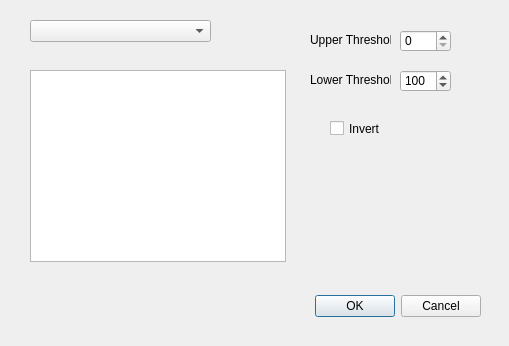
YantraVision/MV-Application-Spyder, file ui/threshold.ui: the form before one commit.
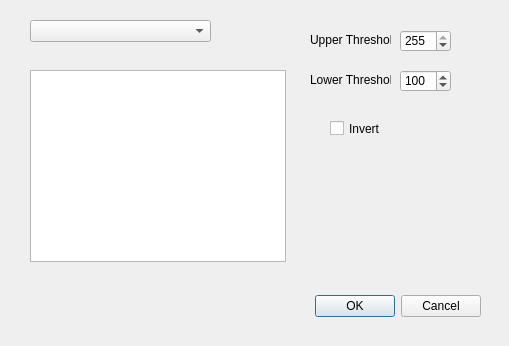
The form after the commit.

Commit message: Threshold Window - Set Default Value of Lower & Upper Threshold

```diff
--- a/ui/threshold.ui
+++ b/ui/threshold.ui
@@ -100,6 +100,9 @@
    <property name="maximum">
     <number>255</number>
    </property>
+   <property name="value">
+    <number>255</number>
+   </property>
   </widget>
   <widget class="QSpinBox" name="lowerThreshold">
    <property name="geometry">
```
